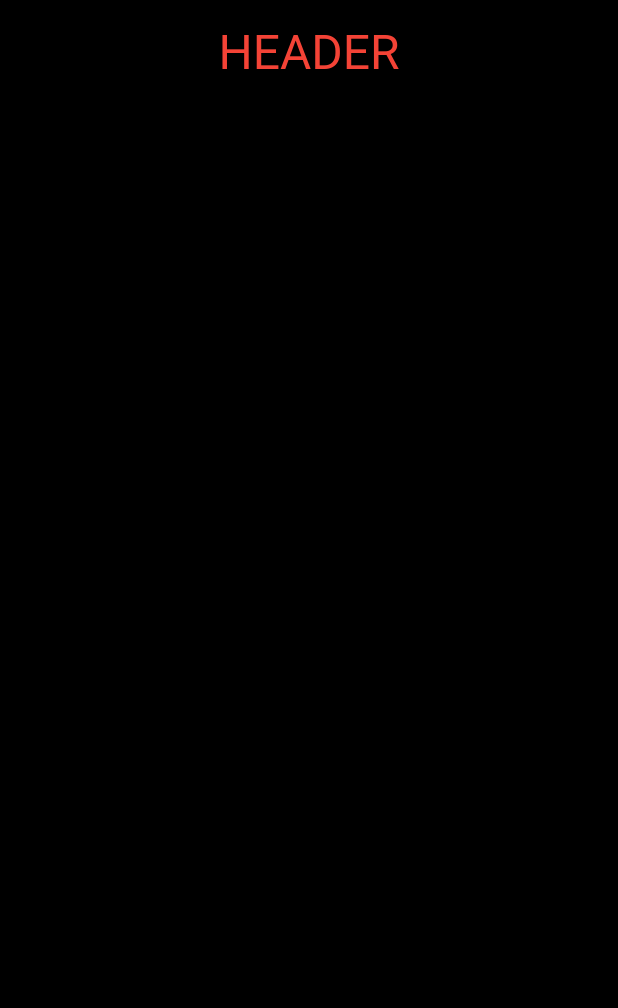
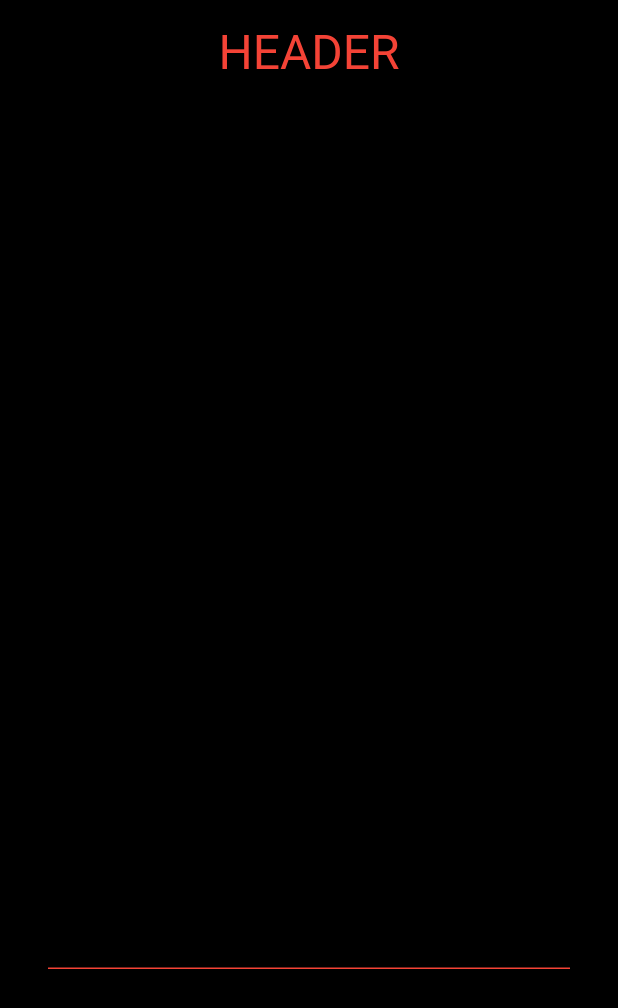
Before and after one commit to FranktheFurter/hardcore_writer, a Flutter app: the screen it shows after launch, on a phone screen of 412 x 824 dp. Shown: the top 1008 px of the screen. Run offline on Flutter 3.47's test engine with Material 2 defaults, Android fonts, the phone set to English and light mode, and no system bars; our stand-ins replace flutter_mobx, loading_animation_widget, mobx; generated files the repository leaves out were written again.

Commit message:
visual tweaks

```diff
--- a/lib/page1.dart
+++ b/lib/page1.dart
@@ -72,7 +72,11 @@ class _BodyState extends State<Body> {
     return Observer(
       builder: (_) {
         return Container(
-          child: HwTextfield(state: mainState.textfieldState),
+          child: HwTextfield(
+            state: mainState.textfieldState,
+            expands: true,
+            topAlign: true,
+          ),
         );
       },
     );
--- a/lib/widgets/hw_textfield/hw_textfield.dart
+++ b/lib/widgets/hw_textfield/hw_textfield.dart
@@ -82,6 +82,7 @@ class _HwTextfieldState extends State<HwTextfield> {
         obscureText: widget.obscureText,
         keyboardType: widget.state.numeric ? TextInputType.number : null,
         inputFormatters: widget.state.numeric ? <TextInputFormatter>[FilteringTextInputFormatter.allow(RegExp(r'[0-9|.]'))] : null,
+        cursorColor: Colors.red,
         onChanged: (value) {
           widget.state.value = value;
           if (widget.onChanged != null) widget.onChanged!();
@@ -115,6 +116,15 @@ class _HwTextfieldState extends State<HwTextfield> {
           ),
           errorText: widget.state.invalid ? widget.errorLabel : null,
           prefixIcon: widget.icon != null ? Icon(widget.icon) : null,
+          enabledBorder: UnderlineInputBorder(
+            borderSide: BorderSide(color: Colors.red),
+          ),
+          focusedBorder: UnderlineInputBorder(
+            borderSide: BorderSide(color: Colors.red),
+          ),
+          border: UnderlineInputBorder(
+            borderSide: BorderSide(color: Colors.red),
+          ),
         ),
       ),
     );
```
